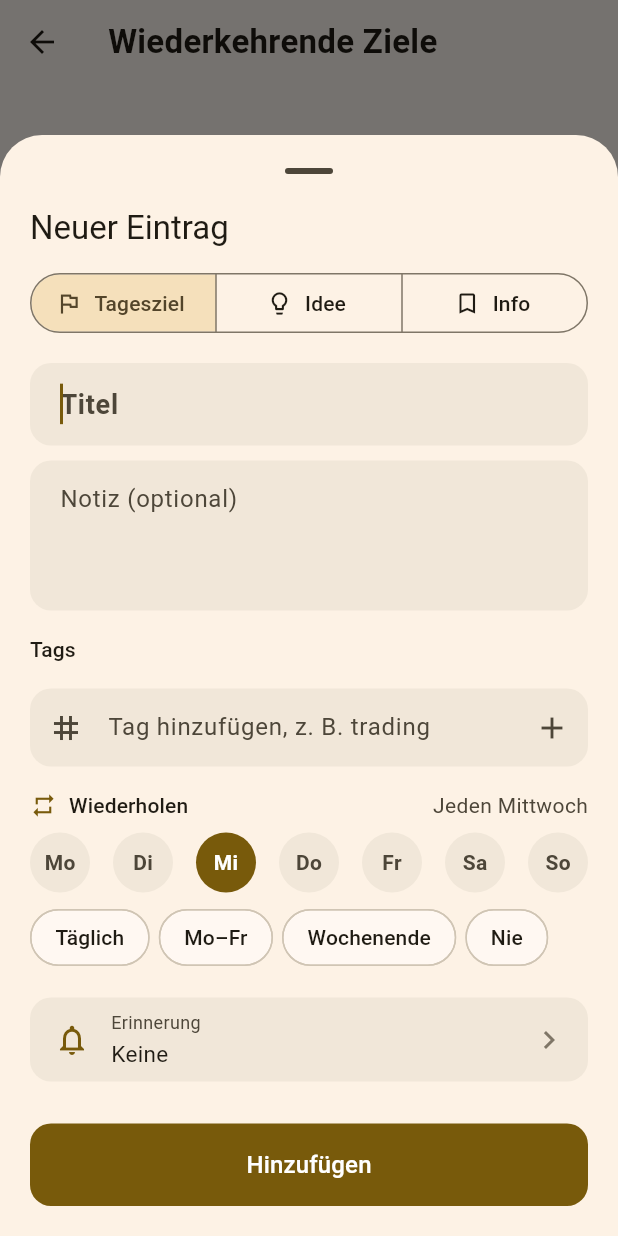
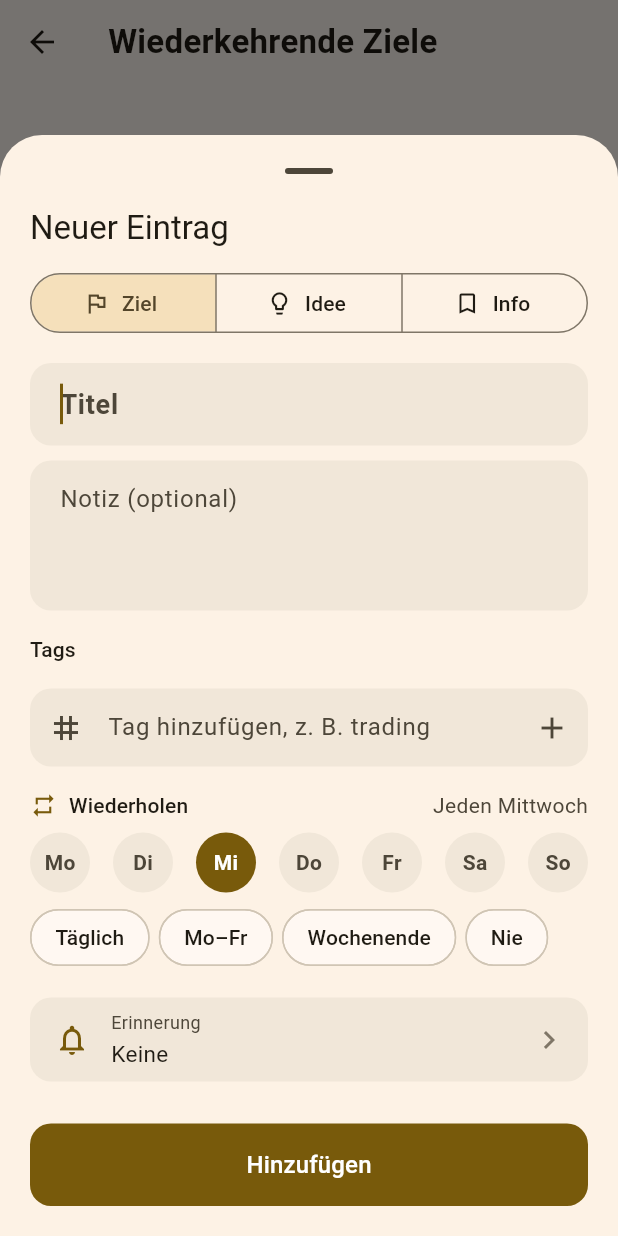
Before and after one commit to luk470013-beep/tagesziel-app, a Flutter app: the RoutinesPage screen opened directly, after a tap on "Neu", on a phone screen of 412 x 824 dp. Run offline on Flutter 3.47's test engine with Material 3 defaults, Android fonts, the phone set to English and light mode, and no system bars; our stand-ins replace flutter_local_notifications, image_picker, shared_preferences, timezone; accounts and stored records are empty.

Commit message:
Kürzere Beschriftung im Typ-Auswahlfeld
Co-Authored-By: Claude Opus 5.5 <noreply@anthropic.com>
Claude-Session: https://claude.ai/code/session_018Vkw4N1sxnYXGRMk5Mt8pY

```diff
--- a/lib/ui/edit_sheet.dart
+++ b/lib/ui/edit_sheet.dart
@@ -363,7 +363,7 @@ class _EditSheetState extends State<EditSheet> {
                 for (final t in EntryType.values)
                   ButtonSegment(
                     value: t,
-                    label: Text(t.label),
+                    label: Text(t == EntryType.goal ? 'Ziel' : t.label),
                     icon: Icon(typeIcon(t), size: 18),
                   ),
               ],
```
